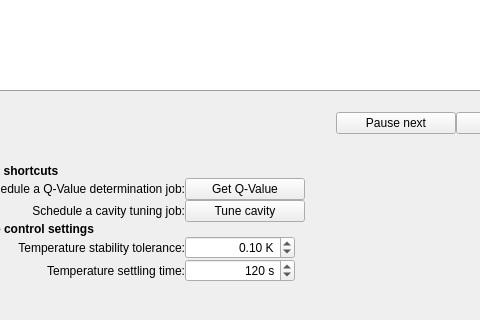
The window that xeprtools/customxepr_ui_macos.ui (OE-FET/customxepr) describes before a commit, drawn with Qt 5; both pictures show x 91 to 571 and y 344 to 664 of the 807 by 664 pixel window.
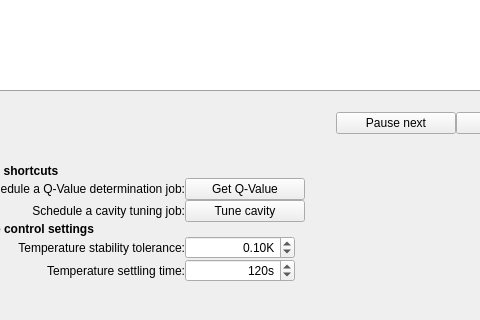
The same window after the commit. Custom widgets are drawn as their Qt base class.

Diff of the .ui file:
```diff
--- a/xeprtools/customxepr_ui_macos.ui
+++ b/xeprtools/customxepr_ui_macos.ui
@@ -312,7 +312,7 @@
              <set>Qt::AlignRight|Qt::AlignTrailing|Qt::AlignVCenter</set>
             </property>
             <property name="suffix">
-             <string> s</string>
+             <string>s</string>
             </property>
             <property name="decimals">
              <number>0</number>
@@ -359,7 +359,7 @@
              <set>Qt::AlignRight|Qt::AlignTrailing|Qt::AlignVCenter</set>
             </property>
             <property name="suffix">
-             <string> K</string>
+             <string>K</string>
             </property>
             <property name="singleStep">
              <double>0.100000000000000</double>
```
Left out of the diff: 2 changed lines with no effect on the pictures.
